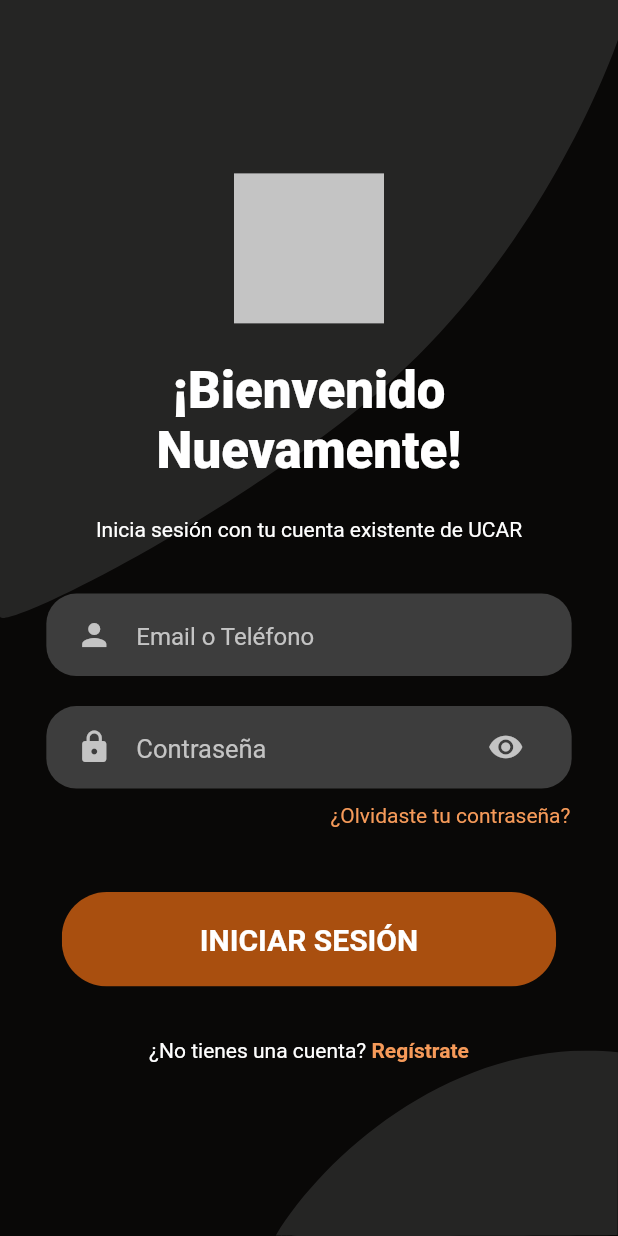
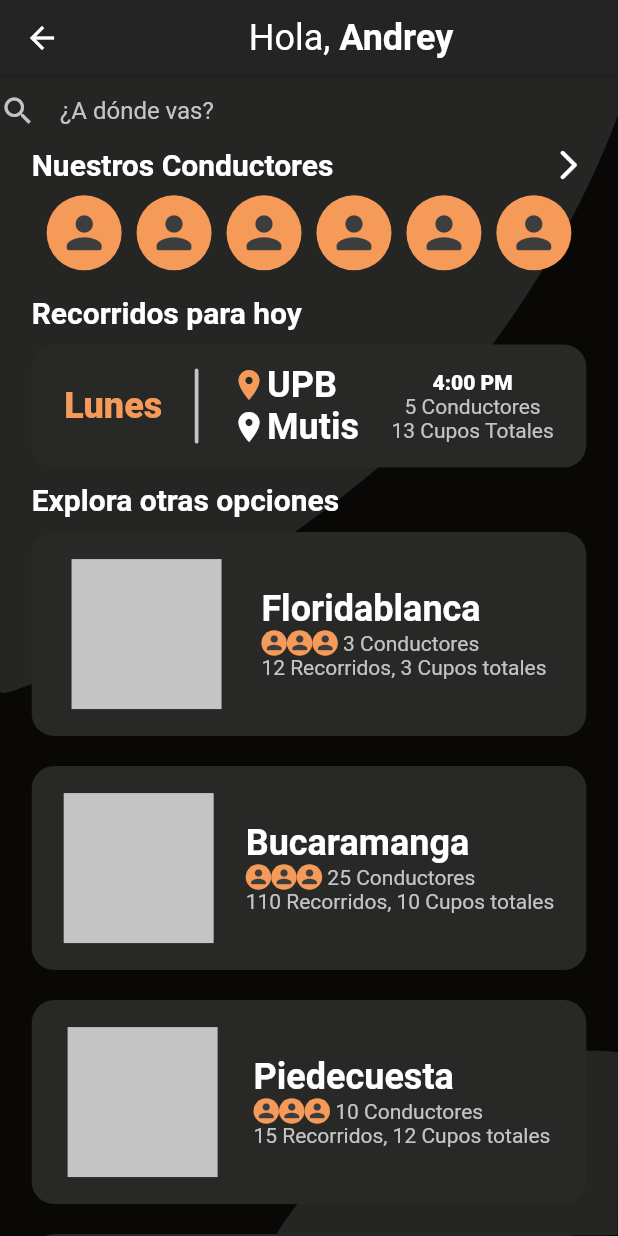
Before and after one commit to projectUcar/ucar_app, a Flutter app: the screen it shows after launch, after a tap on "INICIAR SESIÓN", on a phone screen of 412 x 824 dp. Run offline on Flutter 3.47's test engine with Material 2 defaults, Android fonts, the light colour scheme and no system bars; our stand-ins replace flutter_svg.

Commit message:
Home Passenger V1

```diff
--- a/lib/main.dart
+++ b/lib/main.dart
@@ -1,5 +1,6 @@
 import 'package:flutter/material.dart';
 import 'package:ucar_app/src/screens/login.dart';
+import 'package:ucar_app/src/screens/passenger/pass_home.dart';
 import 'package:ucar_app/src/screens/sing_up.dart';
 import 'package:ucar_app/src/theme/colors.dart';
 
@@ -25,6 +26,8 @@ class UcarApp extends StatelessWidget {
         '/': (context) => const LoginScreen(),
         // Cuando se navega a la ruta "/sing-up", se muestra la pantalla de Registro
         '/sing-up': (context) => const SingUp(),
+        // Cuando se navega a la ruta "/sing-up", se muestra la pantalla de Registro
+        //'/home-pass': (context) => const HomePassenger(),
       },
     );
   }
--- a/lib/src/components/app_bar_custom.dart
+++ b/lib/src/components/app_bar_custom.dart
@@ -1,13 +1,16 @@
 import 'package:flutter/material.dart';
+import 'package:ucar_app/src/theme/fontsizes.dart';
 
 class AppBarCustom extends StatelessWidget {
 
   final String text;
   final Color color;
+  final bool leanding;
 
   const AppBarCustom({
     Key? key,
     required this.text,
+    this.leanding = true,
     required this.color,
   }) : super(key: key);
 
@@ -16,7 +19,15 @@ class AppBarCustom extends StatelessWidget {
     return AppBar(
       elevation: 0.8,
       backgroundColor: color,
-      title: Text(text),
+      centerTitle: true,
+      titleTextStyle: TextStyle(fontSize: titleFontSize-10),
+      automaticallyImplyLeading: leanding,
+      //title: Text(text.split(" ").length.toString()),
+      title: text.split(" ").length > 1  ? Row( mainAxisAlignment: MainAxisAlignment.center, children: [
+        Text(text.split(" ")[0] + " "),
+        Text(text.split(" ")[1], style: const TextStyle(fontWeight: FontWeight.bold),)
+      ],) : const Text(""),
+
     );
   }
 }
--- /dev/null
+++ b/lib/src/components/container_background.dart
@@ -0,0 +1,35 @@
+import 'package:flutter/material.dart';
+
+class ContainerBackground extends StatelessWidget {
+  final Color color;
+  final double height;
+  final Widget child;
+
+  const ContainerBackground({
+    Key? key,
+    required this.color,
+    required this.height,
+    required this.child,
+  }) : super(key: key);
+
+  @override
+  Widget build(BuildContext context) {
+    Size size = MediaQuery.of(context).size;
+    return Stack(
+      alignment: Alignment.center,
+      children: [
+        Container(
+          margin: const EdgeInsets.symmetric(vertical: 10),
+          padding: const EdgeInsets.symmetric(horizontal: 20, vertical: 5),
+          width: size.width * 0.90,
+          height: height,
+          decoration: BoxDecoration(
+            color: color,
+            borderRadius: BorderRadius.circular(15),
+          ),
+        ),
+        child,
+      ]
+    );
+  }
+}
--- a/lib/src/components/rounded_button.dart
+++ b/lib/src/components/rounded_button.dart
@@ -5,14 +5,13 @@ import 'package:ucar_app/src/theme/fontsizes.dart';
 class RoundedButton extends StatelessWidget {
   final String text;
   final VoidCallback  press;
-  final Color color, textColor;
+  final Color color;
 
   const RoundedButton({
     Key ? key,
     required this.text,
     required this.press,
     this.color = orangeDark,
-    this.textColor = Colors.white,
   }) : super(key: key);
 
   @override
@@ -32,14 +31,14 @@ class RoundedButton extends StatelessWidget {
     return ElevatedButton(
       child: Text(
         text,
-        style: TextStyle(color: textColor, fontSize: subTitleFontSize, fontWeight: FontWeight.bold),
+        style: const TextStyle(color: textWhite, fontSize: subTitleFontSize, fontWeight: FontWeight.bold),
       ),
       onPressed: press,
       style: ElevatedButton.styleFrom(
           primary: color,
           padding: const EdgeInsets.symmetric(horizontal: 40, vertical: 20),
-          textStyle: TextStyle(
-              color: textColor, fontSize: 14, fontWeight: FontWeight.w500)),
+          textStyle: const TextStyle(
+              color: textWhite, fontSize: 14, fontWeight: FontWeight.w500)),
     );
   }
 }
--- a/lib/src/components/rounded_input_field.dart
+++ b/lib/src/components/rounded_input_field.dart
@@ -8,21 +8,21 @@ class RoundedInputField extends StatelessWidget {
   final TextInputType textImputType;
   final ValueChanged<String> onChanged;
 
-
-
   const RoundedInputField({
     Key ? key,
     required this.hintText,
     required this.icon,
-     required this.onChanged,
+    required this.onChanged,
      this.textImputType = TextInputType.text,
   }) : super(key: key);
 
   @override
   Widget build(BuildContext context) {
+    TextEditingController _textController = TextEditingController(text: "");
 
-       return TextFieldContainer(
+    return TextFieldContainer(
       child: TextField(
+        controller: _textController,
         onChanged: onChanged,
         keyboardType: textImputType,
         cursorColor: textGray,
--- a/lib/src/components/text_field_container.dart
+++ b/lib/src/components/search_container.dart
@@ -1,10 +1,10 @@
 import 'package:flutter/material.dart';
 import 'package:ucar_app/src/theme/colors.dart';
 
-class TextFieldContainer extends StatelessWidget {
+class SearchFieldContainer extends StatelessWidget {
   final Widget child;
 
-  const TextFieldContainer({
+  const SearchFieldContainer({
     Key? key,
     required this.child
     }) : super(key: key);
@@ -15,11 +15,11 @@ class TextFieldContainer extends StatelessWidget {
     return Container(
       margin: const EdgeInsets.symmetric(vertical: 10),
       padding: const EdgeInsets.symmetric(horizontal: 20, vertical: 5),
-      width: size.width * 0.85,
-      height: 55,
+      width: size.width * 0.80,
+      height: 42,
       decoration: BoxDecoration(
-        color: secondary,
-        borderRadius: BorderRadius.circular(20),
+        color: textGray,
+        borderRadius: BorderRadius.circular(10),
       ),
       child: child,
     );
--- a/lib/src/screens/login.dart
+++ b/lib/src/screens/login.dart
@@ -1,6 +1,7 @@
 import 'package:flutter/material.dart';
 import 'package:ucar_app/src/components/rounded_password_field.dart';
 import 'package:ucar_app/src/screens/background.dart';
+import 'package:ucar_app/src/screens/passenger/pass_home.dart';
 import 'package:ucar_app/src/theme/colors.dart';
 import 'package:ucar_app/src/theme/fontsizes.dart';
 
@@ -14,6 +15,8 @@ class LoginScreen extends StatelessWidget {
   @override
   Widget build(BuildContext context) {
     Size size = MediaQuery.of(context).size;
+    TextEditingController _textNameUser = TextEditingController(text: "");
+
     return  Scaffold(
       backgroundColor: primary,
       body: Background(
@@ -69,14 +72,15 @@ class LoginScreen extends StatelessWidget {
             SizedBox(height: size.height * 0.04),
             RoundedButton(
               text: "INICIAR SESIÓN",
-              press: () {},
+              press: () {
+                Navigator.push(context, MaterialPageRoute(builder: (context) => HomePassenger(name: "Andrey")));
+              },
             ),
             SizedBox(height: size.height * 0.03),
             AlreadyHaveAnAccountCheck(
               press: () {
                 Navigator.pushNamed(
-                  context,
-                  "/sing-up"
+                  context, "/sing-up"
                 );
               }
             )
--- /dev/null
+++ b/lib/src/screens/passenger/pass_home.dart
@@ -0,0 +1,147 @@
+// ignore_for_file: prefer_const_constructors
+
+import 'package:flutter/material.dart';
+import 'package:ucar_app/src/screens/background.dart';
+import 'package:ucar_app/src/theme/colors.dart';
+import 'package:ucar_app/src/theme/fontsizes.dart';
+import 'package:ucar_app/src/widgets/person_rounded.dart';
+import 'package:ucar_app/src/widgets/recorridos_ciudad.dart';
+import 'package:ucar_app/src/widgets/recorridos_por_dia.dart';
+
+import '../../components/app_bar_custom.dart';
+import '../../components/rounded_input_field.dart';
+
+class HomePassenger extends StatelessWidget {
+  final String name;
+
+  const HomePassenger({Key? key, required this.name}) : super(key: key);
+
+  @override
+  Widget build(BuildContext context) {
+    Size size = MediaQuery.of(context).size;
+
+    return Scaffold(
+      appBar: PreferredSize(
+          child: AppBarCustom(
+            color: backgroundSvg,
+            text: "Hola, "+name,
+            leanding: true,
+          ),
+          preferredSize: Size.fromHeight(50),
+        ),
+      backgroundColor: primary,
+      body: Background(
+        child: SingleChildScrollView(
+          child: Column(
+            mainAxisAlignment: MainAxisAlignment.start,
+            children: [
+              RoundedInputField(
+                hintText: "¿A dónde vas?",
+                onChanged: (value) {},
+                icon: Icons.search,
+              ),
+              Padding(
+                padding: EdgeInsets.symmetric(horizontal: size.width / 19.5),
+                child: Column(
+                  children: [
+                    Row(
+                      mainAxisAlignment: MainAxisAlignment.spaceBetween,
+                      // ignore: prefer_const_literals_to_create_immutables
+                      children: [
+                        const Text(
+                          "Nuestros Conductores",
+                          style: TextStyle(
+                            fontSize: subTitleFontSize,
+                            fontWeight: FontWeight.bold,
+                            color: textWhite
+                          ),
+                        ),
+                        const Icon(Icons.arrow_forward_ios_rounded, color: textWhite,),
+                      ],
+                    ),
+                    SizedBox(height: size.height * 0.01),
+                    Row(
+                      mainAxisAlignment: MainAxisAlignment.spaceEvenly,
+                      // ignore: prefer_const_literals_to_create_immutables
+                      children: [
+                        PersonRounded(size: 50, sizeIcon: 35),
+                        PersonRounded(size: 50, sizeIcon: 35),
+                        PersonRounded(size: 50, sizeIcon: 35),
+                        PersonRounded(size: 50, sizeIcon: 35),
+                        PersonRounded(size: 50, sizeIcon: 35),
+                        PersonRounded(size: 50, sizeIcon: 35),
+                      ],
+                    ),
+                    SizedBox(height: size.height * 0.02),
+                    Row(
+                      // ignore: prefer_const_literals_to_create_immutables
+                      children: [
+                        const Text(
+                          "Recorridos para hoy",
+                          style: TextStyle(
+                            fontSize: subTitleFontSize,
+                            fontWeight: FontWeight.bold,
+                            color: textWhite
+                          ),
+                        ),
+                      ],
+                    ),
+                    RecorridosDia(
+                      day: "Lunes",
+                      departure: "UPB",
+                      destination: "Mutis",
+                      timeExit: TimeOfDay(hour: 16, minute: 0),
+                      cantDrivers: 5,
+                      quotas: 13
+                    ),
+                    Row(
+                      // ignore: prefer_const_literals_to_create_immutables
+                      children: [
+                        const Text(
+                          "Explora otras opciones",
+                          style: TextStyle(
+                            fontSize: subTitleFontSize,
+                            fontWeight: FontWeight.bold,
+                            color: textWhite
+                          ),
+                        ),
+                      ],
+                    ),
+                    RecorridoCiudad(
+                      name: "Floridablanca",
+                      cantDrivers: 3,
+                      quotas: 3,
+                      routes: 12,
+                      destinations: ["Cañaveral", "Florida", "La Cumbre"]
+                    ),
+                    RecorridoCiudad(
+                      name: "Bucaramanga",
+                      cantDrivers: 25,
+                      quotas: 10,
+                      routes: 110,
+                      destinations: ["Cañaveral", "Florida", "La Cumbre"]
+                    ),
+                    RecorridoCiudad(
+                      name: "Piedecuesta",
+                      cantDrivers: 10,
+                      quotas: 12,
+                      routes: 15,
+                      destinations: ["Cañaveral", "Florida", "La Cumbre"]
+                    ),
+                    RecorridoCiudad(
+                      name: "Girón",
+                      cantDrivers: 9,
+                      quotas: 10,
+                      routes: 11,
+                      destinations: ["Cañaveral", "Florida", "La Cumbre"]
+                    )
+                  ],
+                ),
+              ),
+            ],
+          ),
+        ),
+      ),
+    );
+  }
+}
--- a/lib/src/theme/colors.dart
+++ b/lib/src/theme/colors.dart
@@ -3,6 +3,7 @@ import 'dart:ui';
 const Color primary = Color.fromARGB(255, 9, 8, 7);
 const Color secondary = Color.fromARGB(255, 61, 61, 61);
 const Color backgroundSvg = Color.fromARGB(139, 61, 61, 61);
+const Color backgroundCard = Color.fromARGB(255, 40, 40, 39);
 const Color success = Color.fromARGB(255, 25, 173, 138);
 const Color danger = Color.fromARGB(255, 180, 85, 85);
 const Color orangeDark = Color.fromARGB(255, 169, 79, 15);
--- /dev/null
+++ b/lib/src/widgets/person_rounded.dart
@@ -0,0 +1,32 @@
+import 'package:flutter/material.dart';
+import 'package:ucar_app/src/theme/colors.dart';
+
+class PersonRounded extends StatelessWidget {
+  //final int cant;
+  final double size;
+  final double sizeIcon;
+
+  const PersonRounded({
+    Key? key,
+    required this.sizeIcon,
+    required this.size,
+    }) : super(key: key);
+
+  @override
+  Widget build(BuildContext context) {
+    return Stack(
+      alignment: Alignment.center,
+      children: [
+        Container(
+          height: size,
+          width: size,
+          decoration: const BoxDecoration(
+            color: textOrange,
+          shape: BoxShape.circle
+          ),
+        ),
+        Icon(Icons.person_rounded, color: secondary, size: sizeIcon,)
+      ]
+    );
+  }
+}
--- /dev/null
+++ b/lib/src/widgets/recorridos_ciudad.dart
@@ -0,0 +1,57 @@
+import 'package:flutter/material.dart';
+import 'package:flutter_svg/svg.dart';
+
+import '../components/container_background.dart';
+import '../theme/colors.dart';
+import '../theme/fontsizes.dart';
+import 'person_rounded.dart';
+
+class RecorridoCiudad extends StatelessWidget {
+  final String name;
+  final int cantDrivers;
+  final int quotas;
+  final int routes;
+  final List<String> destinations;
+
+  const RecorridoCiudad({
+    Key? key,
+    required this.name,
+    required this.cantDrivers,
+    required this.quotas,
+    required this.routes,
+    required this.destinations
+   }) : super(key: key);
+
+  @override
+  Widget build(BuildContext context) {
+    return ContainerBackground(
+      color: backgroundCard,
+      height: 136,
+      child:Row(
+        mainAxisAlignment: MainAxisAlignment.spaceEvenly,
+        children: [
+          Container(
+            width: 100,
+            height: 100,
+            color: textGray,
+          ),
+
+          // SvgPicture.asset(
+          //     "assets/icons/floridablanca.svg",
+          //     color: backgroundSvg,
+          //     height: 101,
+          //   ),
+          Column(
+            crossAxisAlignment: CrossAxisAlignment.start,
+            mainAxisAlignment: MainAxisAlignment.start,
+            children: [
+              Text(name, style: const TextStyle(color: textWhite, fontSize: subTitleFontSize+4, fontWeight: FontWeight.bold)),
+              Row(children: [PersonRounded(size: 17, sizeIcon: 15,),PersonRounded(size: 17, sizeIcon: 15),PersonRounded(size: 17, sizeIcon: 15), Text(" "+cantDrivers.toString()+" Conductores", style: const TextStyle(color: textGray, fontSize: bodyTextFontSize))]),
+              Row(children: [Text(routes.toString()+" Recorridos, ", style: const TextStyle(color: textGray, fontSize: bodyTextFontSize)), Text(quotas.toString()+" Cupos totales", style: const TextStyle(color: textGray, fontSize: bodyTextFontSize))])
+            ],
+          )
+        ],
+      )
+    );
+  }
+}
--- /dev/null
+++ b/lib/src/widgets/recorridos_por_dia.dart
@@ -0,0 +1,70 @@
+import 'package:flutter/material.dart';
+import 'package:ucar_app/src/components/container_background.dart';
+
+import '../theme/colors.dart';
+import '../theme/fontsizes.dart';
+
+class RecorridosDia extends StatelessWidget {
+  final String day;
+  final String departure;
+  final String destination;
+  final TimeOfDay timeExit;
+  final int cantDrivers;
+  final int quotas;
+
+  const RecorridosDia({
+    Key? key,
+    required this.day,
+    required this.departure,
+    required this.destination,
+    required this.timeExit,
+    required this.cantDrivers,
+    required this.quotas
+    }) : super(key: key);
+
+  @override
+  Widget build(BuildContext context) {
+    return ContainerBackground(
+      color: backgroundCard,
+      height: 82,
+      child: Row(
+          mainAxisAlignment: MainAxisAlignment.spaceEvenly,
+          children: [
+            Text(day, style: const TextStyle(color: textOrange, fontSize: titleFontSize-10, fontWeight: FontWeight.w900),),
+            Container(
+              width: 2.5,
+              height: 50,
+              decoration: BoxDecoration(
+                borderRadius: BorderRadius.circular(10),
+                color: textGray,
+              ),
+            ),
+            Column(
+              crossAxisAlignment: CrossAxisAlignment.start,
+              children: [
+                Row(
+                  children: [
+                    const Icon(Icons.room, color: textOrange, size: 24,),
+                    Text(departure, style: const TextStyle(color: textWhite, fontSize: subTitleFontSize+4, fontWeight: FontWeight.bold))
+                  ],
+                ),
+                Row(
+                  children: [
+                    const Icon(Icons.room, color: textWhite, size: 24,),
+                    Text(destination, style: const TextStyle(color: textWhite, fontSize: subTitleFontSize+4, fontWeight: FontWeight.bold))
+                  ],
+                ),
+              ],
+            ),
+            Column(
+              children: [
+                Text(timeExit.format(context), style: const TextStyle(color: textWhite, fontSize: bodyTextFontSize, fontWeight: FontWeight.w900)),
+                Text(cantDrivers.toString()+" Conductores", style: const TextStyle(color: textGray, fontSize: bodyTextFontSize)),
+                Text(quotas.toString()+" Cupos Totales", style: const TextStyle(color: textGray, fontSize: bodyTextFontSize)),
+              ],
+            )
+          ],
+        )
+    );
+  }
+}
```
Also changed, not shown: assets/icons/Floridablanca.svg (added), assets/icons/bucaramanga.svg (added), assets/icons/giron.svg (added), assets/icons/piedecuesta.svg (added).
